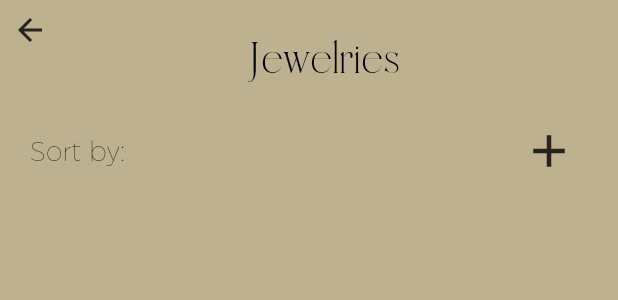
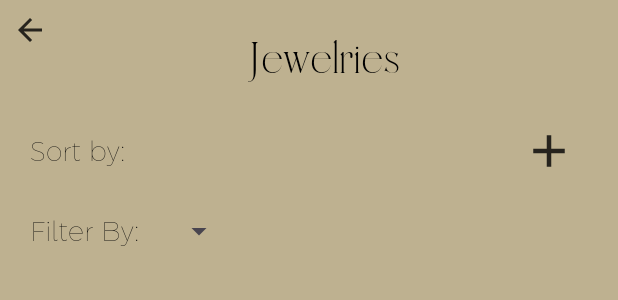
Before and after one commit to eliorsamovol/Jewelry-Catalog, an Android app: the layout items.xml on its own in the app's theme, with its tools: preview values and no code run, on a phone screen of 412 x 824 dp. Shown: the top 300 px of the screen. Run offline under Robolectric (Android 15) with nearby library versions, the phone set to English and light mode, and no system bars.

Commit message:
spinner add after conflict

```diff
--- a/app/src/main/res/layout/items.xml
+++ b/app/src/main/res/layout/items.xml
@@ -69,13 +69,35 @@
         app:layout_constraintBottom_toBottomOf="@id/sortByTextView"
         app:layout_constraintStart_toEndOf="@id/sortByTextView" />
 
+    <TextView
+        android:id="@+id/filterBy"
+        android:layout_width="wrap_content"
+        android:layout_height="wrap_content"
+        android:layout_marginTop="30dp"
+        android:textSize="18dp"
+        android:fontFamily="@font/toolbarfont"
+        android:textColor="@color/black"
+        app:layout_constraintTop_toBottomOf="@id/sortByTextView"
+        app:layout_constraintStart_toStartOf="@id/sortByTextView"
+        android:text="@string/filter_jewelry_items"/>
+
+    <Spinner
+        android:id="@+id/jewelryTypeSpinner"
+        android:layout_width="wrap_content"
+        android:layout_height="wrap_content"
+        android:padding="8dp"
+        android:layout_marginLeft="15dp"
+        app:layout_constraintTop_toTopOf="@+id/filterBy"
+        app:layout_constraintBottom_toBottomOf="@id/filterBy"
+        app:layout_constraintStart_toEndOf="@+id/filterBy" />
+
     <androidx.recyclerview.widget.RecyclerView
         android:id="@+id/recyclerView"
         android:layout_width="match_parent"
         android:layout_height="0dp"
-        app:layout_constraintTop_toBottomOf="@id/sortByTextView"
-        app:layout_constraintStart_toStartOf="@id/sortByTextView"
-        app:layout_constraintEnd_toEndOf="@id/sortByTextView"
+        app:layout_constraintTop_toBottomOf="@id/filterBy"
+        app:layout_constraintStart_toStartOf="@id/filterBy"
+        app:layout_constraintEnd_toEndOf="@id/filterBy"
         app:layout_constraintBottom_toBottomOf="parent"
         android:padding="16dp"
         android:layout_marginTop="30dp"/>
```
